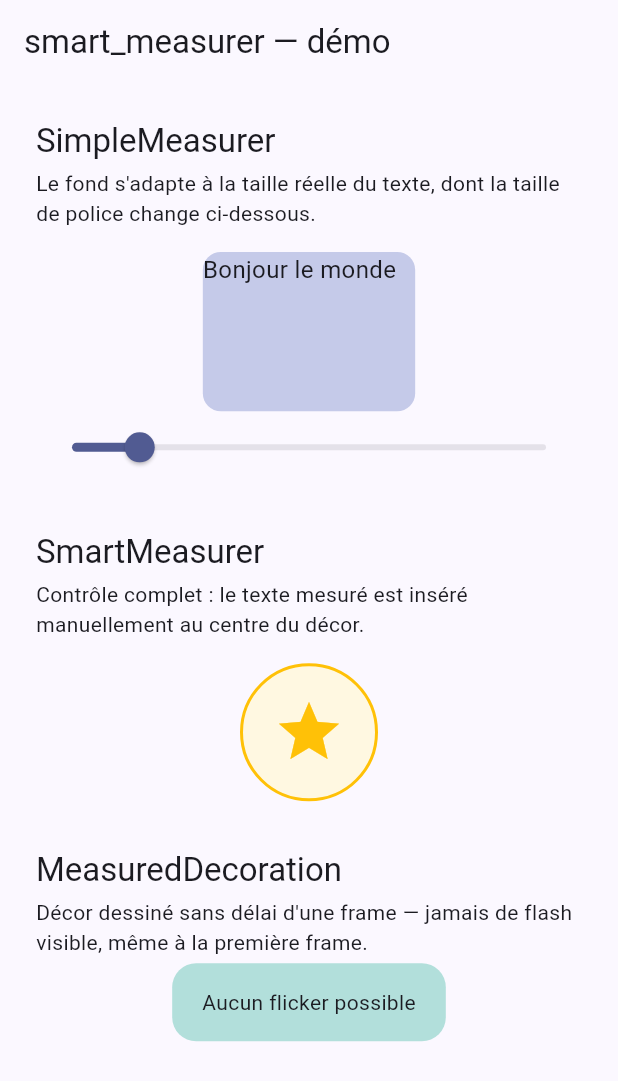
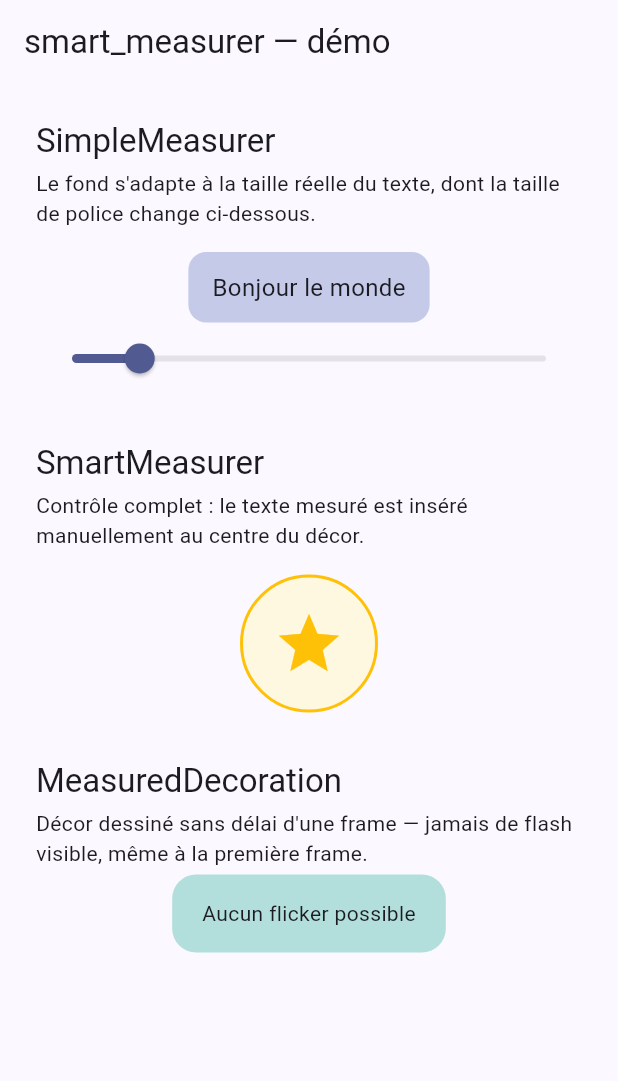
Before and after one commit to MoshiDuck/smart_measurer, a Flutter app: the first screen one second after launch, on a phone screen of 412 x 824 dp. Shown: the top 1081 px of the screen. Run offline on Flutter 3.47's test engine with Material 3 defaults, Android fonts, the light colour scheme and no system bars.

Commit message:
Fix SimpleMeasurer.build() and updateRenderObject

````diff
--- a/lib/src/smart_measurer_base.dart
+++ b/lib/src/smart_measurer_base.dart
@@ -132,7 +132,13 @@ class _SmartMeasurerState extends State<SmartMeasurer> {
   BoxConstraints? _lastExternalConstraints;
 
   final GlobalKey _measuredChildKey = GlobalKey(debugLabel: 'SmartMeasurer');
+
+  // Debug-only bookkeeping for "no precise measurement" warnings. Tracked by
+  // *frame*, not by build: a parent can trigger several rebuilds inside the
+  // same frame, and counting builds would make the warning fire far earlier
+  // than "3 frames" actually implies.
   int _framesWithoutPreciseSize = 0;
+  Duration? _lastCheckedFrameTimestamp;
 
   @override
   void didUpdateWidget(covariant SmartMeasurer oldWidget) {
@@ -173,6 +179,7 @@ class _SmartMeasurerState extends State<SmartMeasurer> {
 
   void _resetDebugCounter() {
     _framesWithoutPreciseSize = 0;
+    _lastCheckedFrameTimestamp = null;
   }
 
   @override
@@ -290,6 +297,15 @@ class _SmartMeasurerState extends State<SmartMeasurer> {
   }
 
   void _checkMissingChild() {
+    // Only count once per real frame, even if this build() runs several
+    // times within that frame (e.g. because an ancestor rebuilds twice).
+    final Duration currentFrame =
+        SchedulerBinding.instance.currentFrameTimeStamp;
+    if (_lastCheckedFrameTimestamp == currentFrame) {
+      return;
+    }
+    _lastCheckedFrameTimestamp = currentFrame;
+
     _framesWithoutPreciseSize++;
     if (_framesWithoutPreciseSize == 3) {
       debugPrint(
@@ -310,10 +326,19 @@ class _SmartMeasurerState extends State<SmartMeasurer> {
 // ---------------------------------------------------------------------------
 
 /// A simplified version of [SmartMeasurer] where the child is automatically
-/// overlaid using [Positioned.fill] inside a [Stack].
+/// overlaid on top of the decoration returned by [builder].
 ///
 /// [builder] only needs to return the decoration/background that adapts to
-/// the child's size; the child itself is handled for you.
+/// the child's size; the child itself is handled for you and is always
+/// measured at its natural size — it is never constrained by the size of the
+/// decoration you return, even if that decoration is itself derived from the
+/// child's measured size. (An earlier version of this widget used
+/// `Positioned.fill`, which forced tight constraints on the child and made
+/// the measurement a tautology — the reported size was really just the size
+/// of the container computed *from* that same size. `UnconstrainedBox` fixes
+/// this: the child is always laid out with no constraints at all, regardless
+/// of what [builder] returns or what constraints the parent of
+/// [SimpleMeasurer] imposes.)
 ///
 /// ## Example
 /// ```dart
@@ -334,13 +359,17 @@ class SimpleMeasurer extends StatelessWidget {
   final Widget child;
 
   /// Builds only the decoration/background; the child is managed
-  /// automatically and overlaid with [Positioned.fill].
+  /// automatically and overlaid on top of it.
   final Widget Function(
     BuildContext context,
     Size size,
     bool isPrecise,
     BoxConstraints constraints,
   ) builder;
+
+  /// Where [child] is positioned within the decoration returned by
+  /// [builder]. Defaults to [Alignment.center].
+  final AlignmentGeometry alignment;
 
   /// Provides a custom size estimation during frames without a precise
   /// measurement available. See [SmartMeasurer.estimateBuilder].
@@ -361,6 +390,7 @@ class SimpleMeasurer extends StatelessWidget {
     super.key,
     required this.child,
     required this.builder,
+    this.alignment = Alignment.center,
     this.estimateBuilder,
     this.keepPreviousSizeOnChildChange = true,
     this.useConstraintsAsInitialEstimate = false,
@@ -374,9 +404,15 @@ class SimpleMeasurer extends StatelessWidget {
       useConstraintsAsInitialEstimate: useConstraintsAsInitialEstimate,
       builder: (context, measuredChild, size, isPrecise, constraints) {
         return Stack(
+          alignment: alignment,
           children: [
             builder(context, size, isPrecise, constraints),
-            Positioned.fill(child: measuredChild),
+            // UnconstrainedBox strips away incoming constraints entirely, so
+            // measuredChild always reports its true natural size — never a
+            // size derived from the decoration that was itself derived from
+            // the measurement. `alignment` on the Stack takes care of
+            // positioning it (e.g. centered) within the decoration.
+            UnconstrainedBox(child: measuredChild),
           ],
         );
       },
@@ -444,6 +480,10 @@ class MeasuredDecoration extends SingleChildRenderObjectWidget {
   @override
   void updateRenderObject(
       BuildContext context, RenderMeasuredDecoration renderObject) {
+    // These are real setters (see below) that call markNeedsPaint() when the
+    // value actually changes, so a rebuild that only swaps out `painter`
+    // (e.g. a new closure capturing a different color) is guaranteed to be
+    // repainted instead of silently keeping the previous frame's drawing.
     renderObject
       ..painter = painter
       ..paintBehindChild = paintBehindChild;
@@ -455,18 +495,33 @@ class MeasuredDecoration extends SingleChildRenderObjectWidget {
 ///
 /// Used internally by [MeasuredDecoration].
 class RenderMeasuredDecoration extends RenderProxyBox {
+  /// Creates a [RenderMeasuredDecoration].
+  RenderMeasuredDecoration({
+    required void Function(Canvas canvas, Size size) painter,
+    required bool paintBehindChild,
+  })  : _painter = painter,
+        _paintBehindChild = paintBehindChild;
+
+  void Function(Canvas canvas, Size size) _painter;
+
   /// The drawing function called with the actual size of the child.
-  void Function(Canvas canvas, Size size) painter;
+  void Function(Canvas canvas, Size size) get painter => _painter;
+  set painter(void Function(Canvas canvas, Size size) value) {
+    if (_painter == value) return;
+    _painter = value;
+    markNeedsPaint();
+  }
+
+  bool _paintBehindChild;
 
   /// If `true`, the decoration is painted behind the child (background);
   /// if `false`, it is painted in front (overlay).
-  bool paintBehindChild;
-
-  /// Creates a [RenderMeasuredDecoration].
-  RenderMeasuredDecoration({
-    required this.painter,
-    required this.paintBehindChild,
-  });
+  bool get paintBehindChild => _paintBehindChild;
+  set paintBehindChild(bool value) {
+    if (_paintBehindChild == value) return;
+    _paintBehindChild = value;
+    markNeedsPaint();
+  }
 
   @override
   void paint(PaintingContext context, Offset offset) {
````
